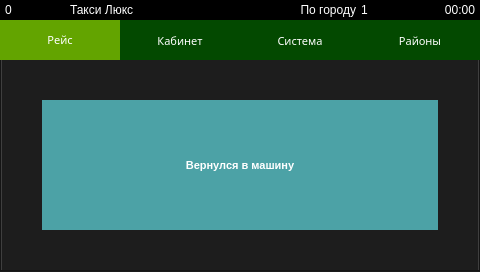
Qt form indigotaxi.ui (koolkhel/wince-taximeter) before a commit.
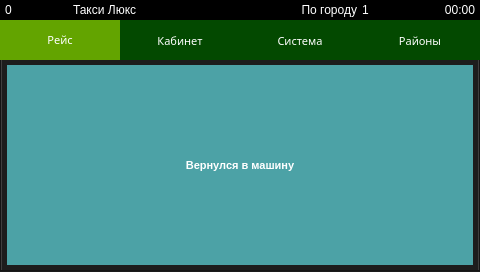
The same form after that commit. The open tabs and pages were chosen to show the change. Icons and pictures are not drawn.

The edit to the form file:
```diff
--- a/indigotaxi.ui
+++ b/indigotaxi.ui
@@ -40,6 +40,25 @@
       width: 80px;
 }
 
+#regionList {
+	font: 24pt &quot;Segoe UI&quot;;
+	font-weight: bold;
+}
+
+#acceptRegionButton {
+	background: #70a400;
+}
+
+#backToStandbyButton {
+	background: #fdfdfd;
+	color: #1d1d1d;
+}
+
+#backToStandbyButton:pressed, #acceptRegionButton:pressed {
+	background: black;
+	color: #fdfdfd;
+}
+
 QTabBar::tab {
  	height: 40px; width: 120px; 
 }
@@ -262,6 +281,12 @@
        </property>
        <item>
         <widget class="QLabel" name="gpsSatelliteCountLabel">
+         <property name="minimumSize">
+          <size>
+           <width>10</width>
+           <height>0</height>
+          </size>
+         </property>
          <property name="text">
           <string>0</string>
          </property>
@@ -1485,8 +1510,11 @@
               </widget>
               <widget class="QWidget" name="awayPage3">
                <layout class="QVBoxLayout" name="verticalLayout_20">
+                <property name="spacing">
+                 <number>0</number>
+                </property>
                 <property name="margin">
-                 <number>40</number>
+                 <number>5</number>
                 </property>
                 <item>
                  <widget class="QPushButton" name="pushButton_5">
```
Left out of the diff: 345 changed lines with no effect on the pictures.
